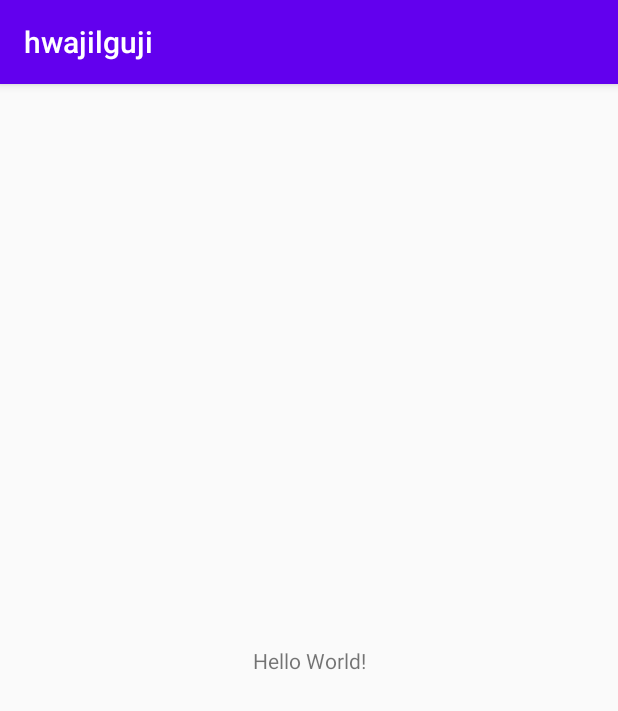
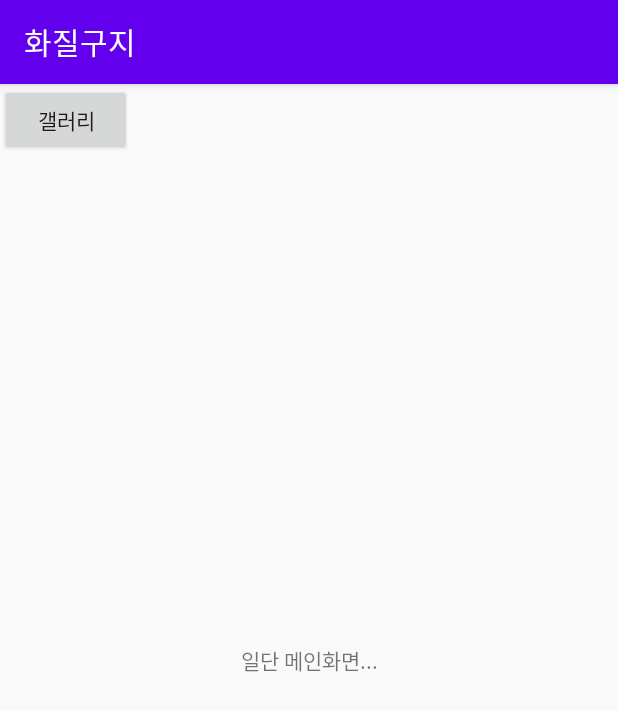
Before and after one commit to MP-TermProject/HwajilGuji, an Android app: the screen it shows after launch (MainActivity), on a phone screen of 412 x 824 dp. Shown: the top 711 px of the screen. Run offline under Robolectric (Android 15) with nearby library versions, the phone set to English and light mode, and no system bars.

Commit message:
Splash_Screen_20.04.24

```diff
--- a/hwajilguji/app/src/main/AndroidManifest.xml
+++ b/hwajilguji/app/src/main/AndroidManifest.xml
@@ -9,13 +9,15 @@
         android:roundIcon="@mipmap/ic_launcher_round"
         android:supportsRtl="true"
         android:theme="@style/AppTheme">
-        <activity android:name=".MainActivity">
+        <activity android:name=".SplashActivity"
+            android:theme="@style/SplashTheme">
             <intent-filter>
                 <action android:name="android.intent.action.MAIN" />
 
                 <category android:name="android.intent.category.LAUNCHER" />
             </intent-filter>
         </activity>
+        <activity android:name=".MainActivity" />
     </application>
 
 </manifest>
--- /dev/null
+++ b/hwajilguji/app/src/main/java/com/chlee/hwajilguji/SplashActivity.java
@@ -0,0 +1,25 @@
+package com.chlee.hwajilguji;
+
+import android.content.Intent;
+
+import androidx.appcompat.app.AppCompatActivity;
+
+import android.os.Bundle;
+import android.os.Handler;
+
+public class SplashActivity extends AppCompatActivity {
+
+    @Override
+    protected void onCreate(Bundle savedInstanceState) {
+        super.onCreate(savedInstanceState);
+
+        Handler mHandler = new Handler();
+        mHandler.postDelayed(new Runnable() {
+
+            public void run() {
+                startActivity(new Intent(SplashActivity.this, MainActivity.class));
+                finish();
+            }
+        }, 1500);
+    }
+}
--- a/hwajilguji/app/src/main/res/layout/activity_main.xml
+++ b/hwajilguji/app/src/main/res/layout/activity_main.xml
@@ -9,10 +9,17 @@
     <TextView
         android:layout_width="wrap_content"
         android:layout_height="wrap_content"
-        android:text="Hello World!"
+        android:text="일단 메인화면..."
         app:layout_constraintBottom_toBottomOf="parent"
         app:layout_constraintLeft_toLeftOf="parent"
         app:layout_constraintRight_toRightOf="parent"
         app:layout_constraintTop_toTopOf="parent" />
 
+    <Button
+        android:id="@+id/button"
+        android:layout_width="wrap_content"
+        android:layout_height="wrap_content"
+        android:text="갤러리"
+        tools:ignore="MissingConstraints" />
+
 </androidx.constraintlayout.widget.ConstraintLayout>
--- a/hwajilguji/app/src/main/res/values/strings.xml
+++ b/hwajilguji/app/src/main/res/values/strings.xml
@@ -1,3 +1,3 @@
 <resources>
-    <string name="app_name">hwajilguji</string>
+    <string name="app_name">화질구지</string>
 </resources>
--- a/hwajilguji/app/src/main/res/values/styles.xml
+++ b/hwajilguji/app/src/main/res/values/styles.xml
@@ -8,4 +8,16 @@
         <item name="colorAccent">@color/colorAccent</item>
     </style>
 
+
+    <!-- Splash theme. -->
+    <style name="SplashTheme" parent="Theme.AppCompat.NoActionBar">
+        <item name="android:windowBackground">@drawable/splash_background</item>
+        <item name="android:windowContentOverlay">@null</item>
+    </style>
+
+    <color name="white">#ffffff</color>
+    <color name="gray">#c4c4c4</color>
+    <color name="dark_gray">#3f3f3f</color>
+    <color name="dark_gray_status">#2a2a2a</color>
+
 </resources>
```
Also changed, not shown: hwajilguji/app/src/main/res/drawable-v24/splash_background.png (added).
